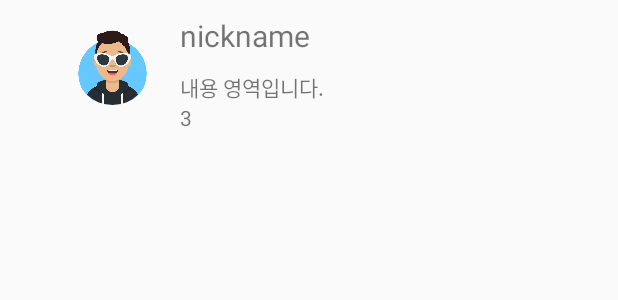
After one commit to Deserve82/kotlin-boiler-plate, an Android app: the layout review_item.xml on its own in the app's theme, with its tools: preview values and no code run, on a phone screen of 412 x 824 dp. The commit adds this screen. Shown: the top 300 px of the screen. Run offline under Robolectric (Android 15) with nearby library versions, the phone set to English and light mode, and no system bars.

Commit message:
add review list

```diff
--- /dev/null
+++ b/FaMin copy/app/src/main/res/layout/review_item.xml
@@ -0,0 +1,44 @@
+<?xml version="1.0" encoding="utf-8"?>
+<LinearLayout xmlns:android="http://schemas.android.com/apk/res/android"
+    android:orientation="horizontal" android:layout_width="match_parent"
+    android:layout_height="match_parent">
+
+    <de.hdodenhof.circleimageview.CircleImageView
+        android:src="@drawable/test_me"
+        android:layout_marginLeft="50dp"
+        android:layout_marginTop="20dp"
+        android:layout_width="50dp"
+        android:layout_height="50dp"/>
+
+    <LinearLayout
+        android:layout_width="match_parent"
+        android:layout_height="wrap_content"
+        android:orientation="vertical">
+
+        <TextView
+            android:id="@+id/review_nickname"
+            android:textSize="20dp"
+            android:text="nickname"
+            android:layout_width="wrap_content"
+            android:layout_height="wrap_content"
+            android:layout_marginLeft="20dp"
+            android:layout_marginTop="10dp" />
+
+        <TextView
+            android:id="@+id/review_content"
+            android:text="내용 영역입니다."
+            android:layout_width="wrap_content"
+            android:layout_height="wrap_content"
+            android:layout_marginTop="10dp"
+            android:layout_marginLeft="20dp"/>
+
+        <TextView
+            android:id="@+id/review_rating"
+            android:text="3"
+            android:layout_width="wrap_content"
+            android:layout_height="wrap_content"
+            android:layout_marginLeft="20dp"/>
+
+    </LinearLayout>
+
+</LinearLayout>
```
Also changed, not shown: FaMin copy/app/src/main/java/com/example/famin/fragment/MarketInfo/ReviewListAdaptor.kt (added, +36 -0 lines), FaMin copy/app/src/main/java/com/example/famin/fragment/ReviewFragment.kt (+22 -0 lines), 1 other file.
